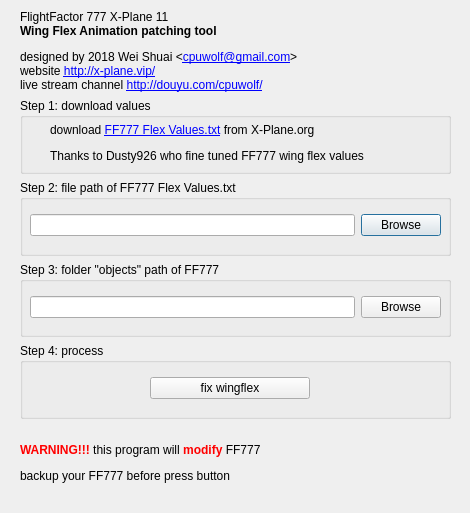
cpuwolf/pyff777wingflexfix, file main.ui: the form before one commit.
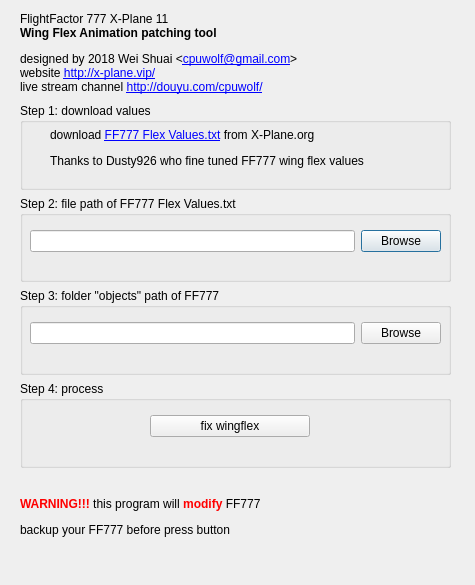
The form after the commit.

Diff of the .ui file:
```diff
--- a/main.ui
+++ b/main.ui
@@ -9,8 +9,8 @@
    <rect>
     <x>0</x>
     <y>0</y>
-    <width>470</width>
-    <height>513</height>
+    <width>475</width>
+    <height>585</height>
    </rect>
   </property>
   <property name="sizePolicy">
@@ -31,7 +31,7 @@
      <x>20</x>
      <y>10</y>
      <width>431</width>
-     <height>491</height>
+     <height>551</height>
     </rect>
    </property>
    <layout class="QVBoxLayout" name="verticalLayout">
@@ -57,9 +57,9 @@
        <property name="geometry">
         <rect>
          <x>30</x>
-         <y>20</y>
+         <y>10</y>
          <width>371</width>
-         <height>51</height>
+         <height>71</height>
         </rect>
        </property>
        <layout class="QVBoxLayout" name="verticalLayout_2">
```
